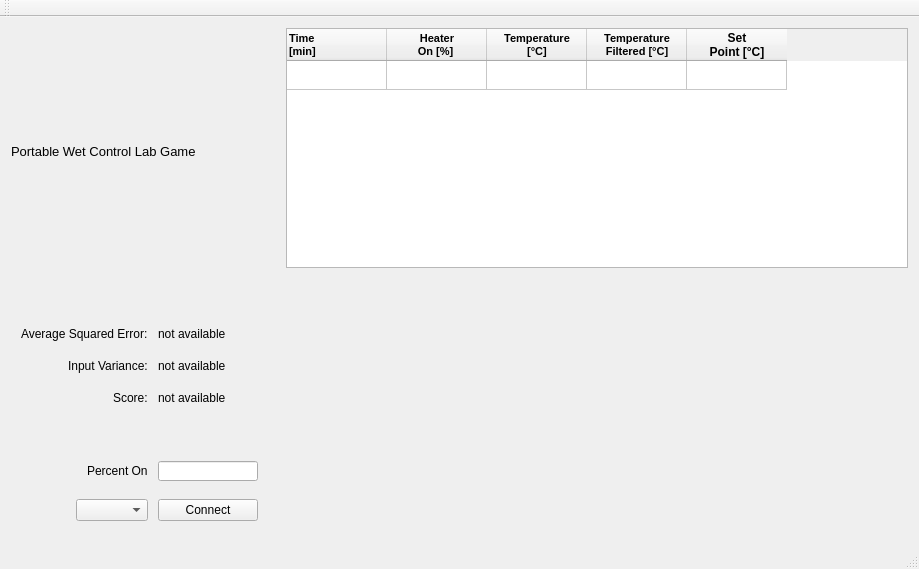
AnthonyA28/Qt-PWCL-game, file mainwindow.ui: the form before one commit.
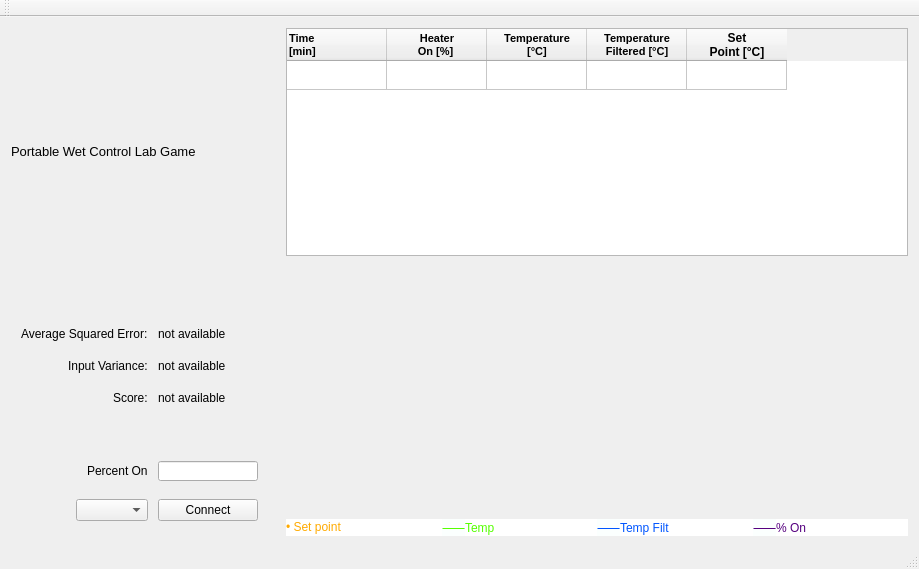
The form after the commit. Icons and pictures are not drawn. Custom widgets are drawn as their Qt base class.

Commit message: made graph hahve temperature on the right and legend on the bottom .

```diff
--- a/mainwindow.ui
+++ b/mainwindow.ui
@@ -221,7 +221,7 @@
      </layout>
     </item>
     <item>
-     <layout class="QVBoxLayout" name="verticalLayout_3">
+     <layout class="QVBoxLayout" name="verticalLayout_3" stretch="1,0,1,0">
       <item>
        <widget class="QTableWidget" name="outputTable">
         <property name="enabled">
@@ -523,6 +523,53 @@
         </property>
        </widget>
       </item>
+      <item>
+       <layout class="QHBoxLayout" name="horizontalLayout_2">
+        <property name="spacing">
+         <number>0</number>
+        </property>
+        <item>
+         <widget class="QLabel" name="label_7">
+          <property name="styleSheet">
+           <string notr="true">background-color: rgb(255, 255, 255);</string>
+          </property>
+          <property name="text">
+           <string>&lt;html&gt;&lt;head/&gt;&lt;body&gt;&lt;p&gt;&lt;span style=&quot; font-family:'arial unicode ms,Lucida Sans Unicode,sans-serif'; font-size:9pt; color:#ffaa00; background-color:#ffffff;&quot;&gt;• Set point&lt;/span&gt;&lt;/p&gt;&lt;/body&gt;&lt;/html&gt;</string>
+          </property>
+         </widget>
+        </item>
+        <item>
+         <widget class="QLabel" name="label_9">
+          <property name="styleSheet">
+           <string notr="true">background-color: rgb(255, 255, 255);</string>
+          </property>
+          <property name="text">
+           <string>&lt;html&gt;&lt;head/&gt;&lt;body&gt;&lt;p&gt;&lt;span style=&quot; font-family:'Code2000,Arial Unicode MS,Lucida Sans Unicode'; font-size:9pt; color:#55ff00; background-color:#fbfffe;&quot;&gt;⸺&lt;/span&gt;&lt;span style=&quot; font-family:'arial unicode ms,Lucida Sans Unicode,sans-serif'; font-size:9pt; color:#55ff00; background-color:#ffffff;&quot;&gt;Temp&lt;/span&gt;&lt;/p&gt;&lt;/body&gt;&lt;/html&gt;</string>
+          </property>
+         </widget>
+        </item>
+        <item>
+         <widget class="QLabel" name="label_8">
+          <property name="styleSheet">
+           <string notr="true">background-color: rgb(255, 255, 255);</string>
+          </property>
+          <property name="text">
+           <string>&lt;html&gt;&lt;head/&gt;&lt;body&gt;&lt;p&gt;&lt;span style=&quot; font-family:'Code2000,Arial Unicode MS,Lucida Sans Unicode'; font-size:9pt; color:#0055ff; background-color:#fbfffe;&quot;&gt;⸺&lt;/span&gt;&lt;span style=&quot; font-family:'arial unicode ms,Lucida Sans Unicode,sans-serif'; font-size:9pt; color:#0055ff; background-color:#ffffff;&quot;&gt;Temp Filt &lt;/span&gt;&lt;/p&gt;&lt;/body&gt;&lt;/html&gt;</string>
+          </property>
+         </widget>
+        </item>
+        <item>
+         <widget class="QLabel" name="label_6">
+          <property name="styleSheet">
+           <string notr="true">background-color: rgb(255, 255, 255);</string>
+          </property>
+          <property name="text">
+           <string>&lt;html&gt;&lt;head/&gt;&lt;body&gt;&lt;p&gt;&lt;span style=&quot; font-family:'Code2000,Arial Unicode MS,Lucida Sans Unicode'; font-size:9pt; color:#55007f; background-color:#fbfffe;&quot;&gt;⸺&lt;/span&gt;&lt;span style=&quot; font-family:'arial unicode ms,Lucida Sans Unicode,sans-serif'; font-size:9pt; color:#55007f; background-color:#ffffff;&quot;&gt;% On&lt;/span&gt;&lt;/p&gt;&lt;/body&gt;&lt;/html&gt;</string>
+          </property>
+         </widget>
+        </item>
+       </layout>
+      </item>
      </layout>
     </item>
    </layout>
```
Left out of the diff: 2 changed lines with no effect on the pictures. The commit also changes 1 other file.
